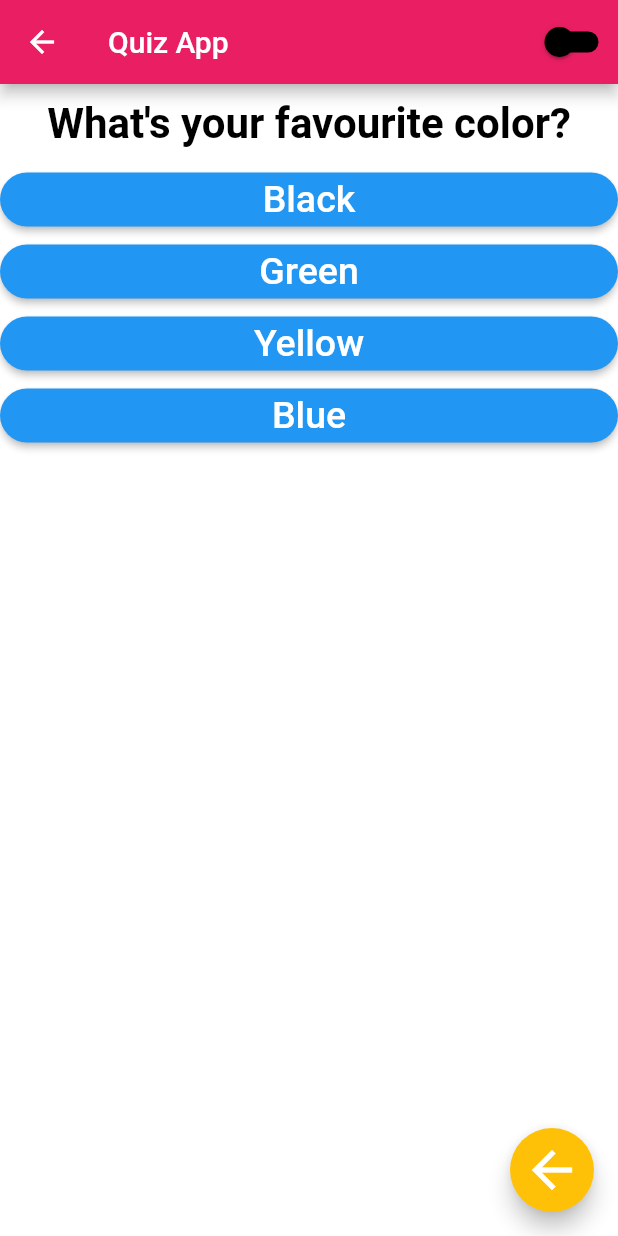
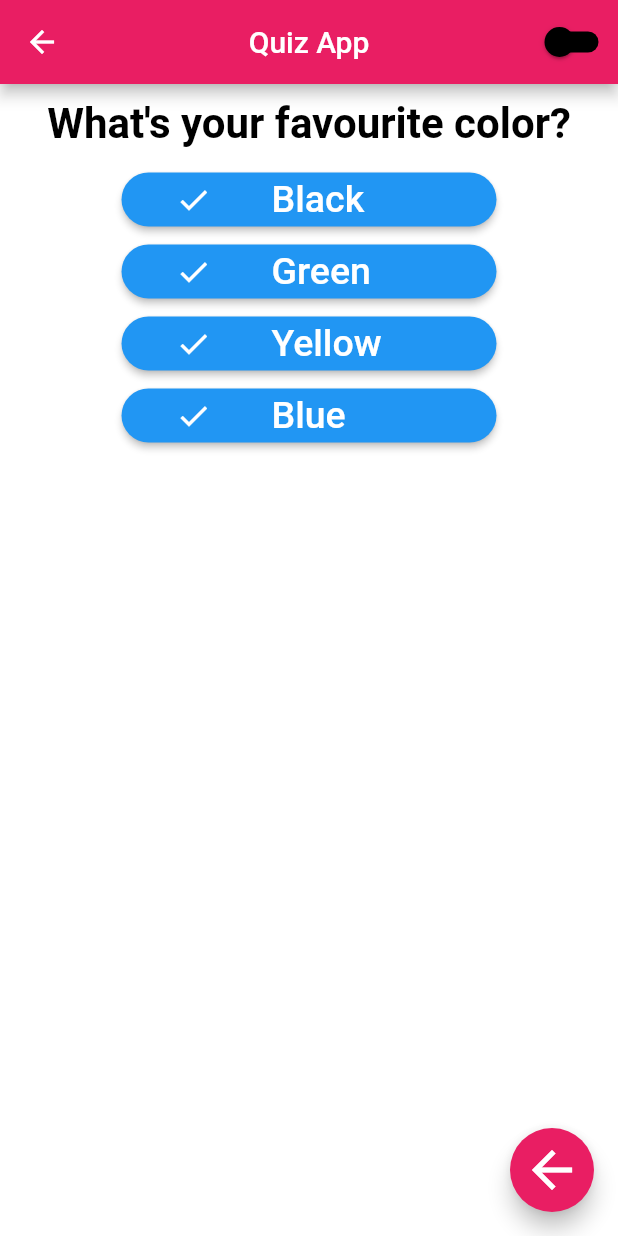
Before and after one commit to fyras19/ieee_cs_quizz_app, a Flutter app: the screen it shows after launch, after a tap on "Time To Play", on a phone screen of 412 x 824 dp. Run offline on Flutter 3.47's test engine with Material 2 defaults, Android fonts, the phone set to English and light mode, and no system bars.

Commit message:
Third Commit

```diff
--- a/lib/main.dart
+++ b/lib/main.dart
@@ -27,8 +27,8 @@ class _MyAppState extends State<MyApp> {
       title: 'Flutter Demo',
       theme: ThemeData(
         primarySwatch: Colors.pink,
-        accentColor: Colors.amber,
-        canvasColor: Color.fromRGBO(255, 254, 229, 1),
+        accentColor: Colors.pink,
+        canvasColor: Colors.amber,
       ),
       //home: MyHomePage(),
       routes: {
--- a/lib/screens/screen_1.dart
+++ b/lib/screens/screen_1.dart
@@ -91,6 +91,7 @@ class _FirstScreenState extends State<FirstScreen> {
       appBar: AppBar(
         //backgroundColor: Colors.white,
         title: Text("Quiz App",style:TextStyle(color: w),),
+        centerTitle: true,
         actions: <Widget>[
           Switch(
             value: isSwitched,
--- a/lib/widgets/ansewer.dart
+++ b/lib/widgets/ansewer.dart
@@ -8,18 +8,38 @@ class Ansewer extends StatelessWidget {
 
   @override
   Widget build(BuildContext context) {
-    return Container(
-      width: double.infinity,
+    return Column(
+      children:<Widget>[
+        Container(
+
+        width: 250,
 
         child: RaisedButton(
+
           shape: RoundedRectangleBorder(
             borderRadius: BorderRadius.circular(80.0),
+
           ),
           color: Colors.blue,
           textColor: Colors.white,
-        child: Text(ansewerText,style: TextStyle(fontSize: 25),),
+          child: Row(
+
+            children: [
+              Padding(padding:EdgeInsets.only(right: 20)),
+              Icon(Icons.check_outlined),
+              Padding(padding:EdgeInsets.only(right: 40)),
+              Center(child: Text(ansewerText,style: TextStyle(fontSize: 25),)),
+            ],
+          ),
           onPressed: x,
         ),
+        ),
+
+
+      ],
+
+
+
     );
   }
 }
--- a/pubspec.yaml
+++ b/pubspec.yaml
@@ -23,11 +23,12 @@ environment:
 dependencies:
   flutter:
     sdk: flutter
+  wave: ^0.0.8
 
 
   # The following adds the Cupertino Icons font to your application.
   # Use with the CupertinoIcons class for iOS style icons.
-  cupertino_icons: ^1.0.0
+  #cupertino_icons: ^1.0.0
 
 dev_dependencies:
   flutter_test:
```
Also changed, not shown: pubspec.lock. Lines whose indentation alone changed are shown as unchanged.
